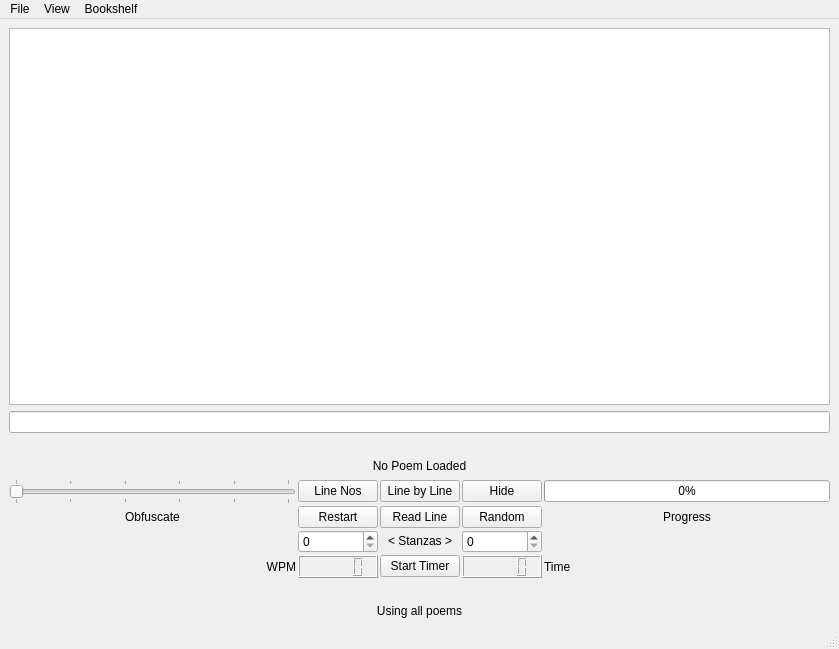
The window that mygui.ui (thebirdsbeak/poetry_memorizer) describes before a commit, drawn with Qt 5.
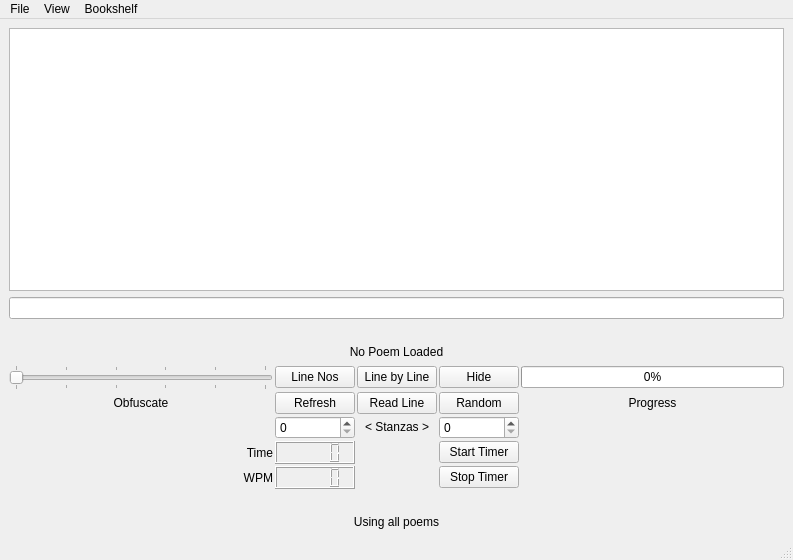
The same window after the commit.

Commit message: added stop timer button

```diff
--- a/mygui.ui
+++ b/mygui.ui
@@ -6,8 +6,8 @@
    <rect>
     <x>0</x>
     <y>0</y>
-    <width>839</width>
-    <height>649</height>
+    <width>793</width>
+    <height>560</height>
    </rect>
   </property>
   <property name="windowTitle">
@@ -58,6 +58,22 @@
         <property name="spacing">
          <number>2</number>
         </property>
+        <item row="1" column="0">
+         <widget class="QSlider" name="obfuscator">
+          <property name="maximum">
+           <number>5</number>
+          </property>
+          <property name="orientation">
+           <enum>Qt::Horizontal</enum>
+          </property>
+          <property name="tickPosition">
+           <enum>QSlider::TicksBothSides</enum>
+          </property>
+          <property name="tickInterval">
+           <number>1</number>
+          </property>
+         </widget>
+        </item>
         <item row="1" column="3">
          <widget class="QPushButton" name="display_mode">
           <property name="text">
@@ -94,6 +110,9 @@
           <property name="text">
            <string>Line Nos</string>
           </property>
+          <property name="flat">
+           <bool>false</bool>
+          </property>
          </widget>
         </item>
         <item row="2" column="3">
@@ -103,35 +122,13 @@
           </property>
          </widget>
         </item>
-        <item row="1" column="0">
-         <widget class="QSlider" name="obfuscator">
-          <property name="maximum">
-           <number>5</number>
-          </property>
-          <property name="orientation">
-           <enum>Qt::Horizontal</enum>
-          </property>
-          <property name="tickPosition">
-           <enum>QSlider::TicksBothSides</enum>
-          </property>
-          <property name="tickInterval">
-           <number>1</number>
-          </property>
-         </widget>
-        </item>
-        <item row="4" column="2">
-         <widget class="QLCDNumber" name="wpmLcd"/>
-        </item>
         <item row="2" column="2">
          <widget class="QPushButton" name="refresh">
           <property name="text">
-           <string>Restart</string>
+           <string>Refresh</string>
           </property>
          </widget>
         </item>
-        <item row="4" column="4">
-         <widget class="QLCDNumber" name="timerLcd"/>
-        </item>
         <item row="2" column="4">
          <widget class="QPushButton" name="randomButton">
           <property name="text">
@@ -139,13 +136,6 @@
           </property>
          </widget>
         </item>
-        <item row="4" column="3">
-         <widget class="QPushButton" name="startTimeButton">
-          <property name="text">
-           <string>Start Timer</string>
-          </property>
-         </widget>
-        </item>
         <item row="2" column="0">
          <widget class="QLabel" name="missing_label">
           <property name="text">
@@ -169,26 +159,6 @@
           </property>
          </spacer>
         </item>
-        <item row="4" column="0">
-         <widget class="QLabel" name="wpmLabel">
-          <property name="text">
-           <string>WPM</string>
-          </property>
-          <property name="alignment">
-           <set>Qt::AlignRight|Qt::AlignTrailing|Qt::AlignVCenter</set>
-          </property>
-         </widget>
-        </item>
-        <item row="4" column="8">
-         <widget class="QLabel" name="timerLabel">
-          <property name="text">
-           <string>Time</string>
-          </property>
-          <property name="alignment">
-           <set>Qt::AlignLeading|Qt::AlignLeft|Qt::AlignVCenter</set>
-          </property>
-         </widget>
-        </item>
         <item row="3" column="2">
          <widget class="QSpinBox" name="spinBoxStart"/>
         </item>
@@ -208,6 +178,46 @@
           </property>
          </widget>
         </item>
+        <item row="4" column="2">
+         <widget class="QLCDNumber" name="timerLcd"/>
+        </item>
+        <item row="5" column="0">
+         <widget class="QLabel" name="wpmLabel">
+          <property name="text">
+           <string>WPM</string>
+          </property>
+          <property name="alignment">
+           <set>Qt::AlignRight|Qt::AlignTrailing|Qt::AlignVCenter</set>
+          </property>
+         </widget>
+        </item>
+        <item row="4" column="0">
+         <widget class="QLabel" name="timerLabel">
+          <property name="text">
+           <string>Time</string>
+          </property>
+          <property name="alignment">
+           <set>Qt::AlignRight|Qt::AlignTrailing|Qt::AlignVCenter</set>
+          </property>
+         </widget>
+        </item>
+        <item row="4" column="4">
+         <widget class="QPushButton" name="startTimeButton">
+          <property name="text">
+           <string>Start Timer</string>
+          </property>
+         </widget>
+        </item>
+        <item row="5" column="2">
+         <widget class="QLCDNumber" name="wpmLcd"/>
+        </item>
+        <item row="5" column="4">
+         <widget class="QPushButton" name="stopTimeButton">
+          <property name="text">
+           <string>Stop Timer</string>
+          </property>
+         </widget>
+        </item>
        </layout>
       </item>
       <item>
@@ -246,7 +256,7 @@
     <rect>
      <x>0</x>
      <y>0</y>
-     <width>839</width>
+     <width>793</width>
      <height>20</height>
     </rect>
    </property>
```
The commit also changes 3 other files.
